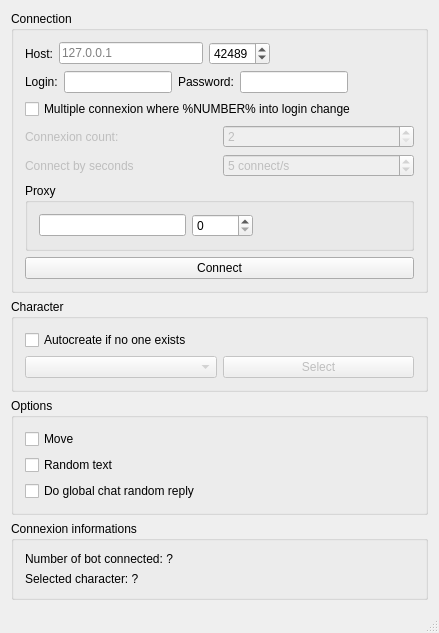
Before: the Qt Designer form tools/bot-connection/MainWindow.ui in alphaonex86/CatchChallenger, drawn with Qt 5.
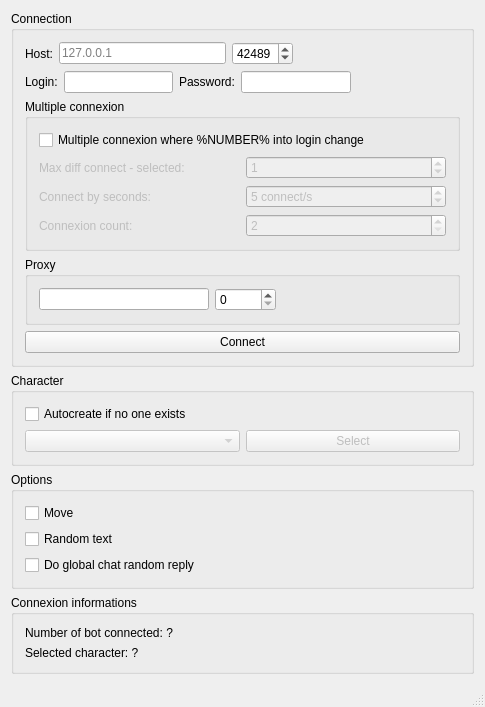
After: the same form once the commit is applied.

```diff
--- a/tools/bot-connection/MainWindow.ui
+++ b/tools/bot-connection/MainWindow.ui
@@ -6,8 +6,8 @@
    <rect>
     <x>0</x>
     <y>0</y>
-    <width>439</width>
-    <height>560</height>
+    <width>485</width>
+    <height>624</height>
    </rect>
   </property>
   <property name="windowTitle">
@@ -104,6 +104,12 @@
         </layout>
        </item>
        <item>
+        <widget class="QGroupBox" name="groupBox_MultipleConnexion">
+         <property name="title">
+          <string>Multiple connexion</string>
+         </property>
+         <layout class="QVBoxLayout" name="verticalLayout_7">
+          <item>
         <widget class="QCheckBox" name="multipleConnexion">
          <property name="text">
           <string>Multiple connexion where %NUMBER% into login change</string>
@@ -111,27 +117,24 @@
         </widget>
        </item>
        <item>
-        <layout class="QHBoxLayout" name="horizontalLayout_5">
+           <layout class="QHBoxLayout" name="horizontalLayout_7">
          <item>
-          <widget class="QLabel" name="label_4">
+             <widget class="QLabel" name="label_5">
            <property name="enabled">
             <bool>false</bool>
            </property>
            <property name="text">
-            <string>Connexion count:</string>
+               <string>Max diff connect - selected:</string>
            </property>
           </widget>
          </item>
          <item>
-          <widget class="QSpinBox" name="connexionCount">
+             <widget class="QSpinBox" name="maxDiffConnectedSelected">
            <property name="enabled">
             <bool>false</bool>
            </property>
-           <property name="minimum">
-            <number>2</number>
-           </property>
-           <property name="maximum">
-            <number>999</number>
+              <property name="value">
+               <number>1</number>
            </property>
           </widget>
          </item>
@@ -145,7 +148,7 @@
             <bool>false</bool>
            </property>
            <property name="text">
-            <string>Connect by seconds</string>
+               <string>Connect by seconds:</string>
            </property>
           </widget>
          </item>
@@ -161,7 +164,7 @@
             <number>1</number>
            </property>
            <property name="maximum">
-            <number>20</number>
+               <number>99</number>
            </property>
            <property name="value">
             <number>5</number>
@@ -171,7 +174,37 @@
         </layout>
        </item>
        <item>
-        <widget class="QGroupBox" name="groupBox_2">
+           <layout class="QHBoxLayout" name="horizontalLayout_5">
+            <item>
+             <widget class="QLabel" name="label_4">
+              <property name="enabled">
+               <bool>false</bool>
+              </property>
+              <property name="text">
+               <string>Connexion count:</string>
+              </property>
+             </widget>
+            </item>
+            <item>
+             <widget class="QSpinBox" name="connexionCount">
+              <property name="enabled">
+               <bool>false</bool>
+              </property>
+              <property name="minimum">
+               <number>2</number>
+              </property>
+              <property name="maximum">
+               <number>65535</number>
+              </property>
+             </widget>
+            </item>
+           </layout>
+          </item>
+         </layout>
+        </widget>
+       </item>
+       <item>
+        <widget class="QGroupBox" name="groupBox_Proxy">
          <property name="title">
           <string>Proxy</string>
          </property>
```
Left out of the diff: 32 changed lines with no effect on the pictures. Lines whose indentation alone changed are shown as unchanged.
